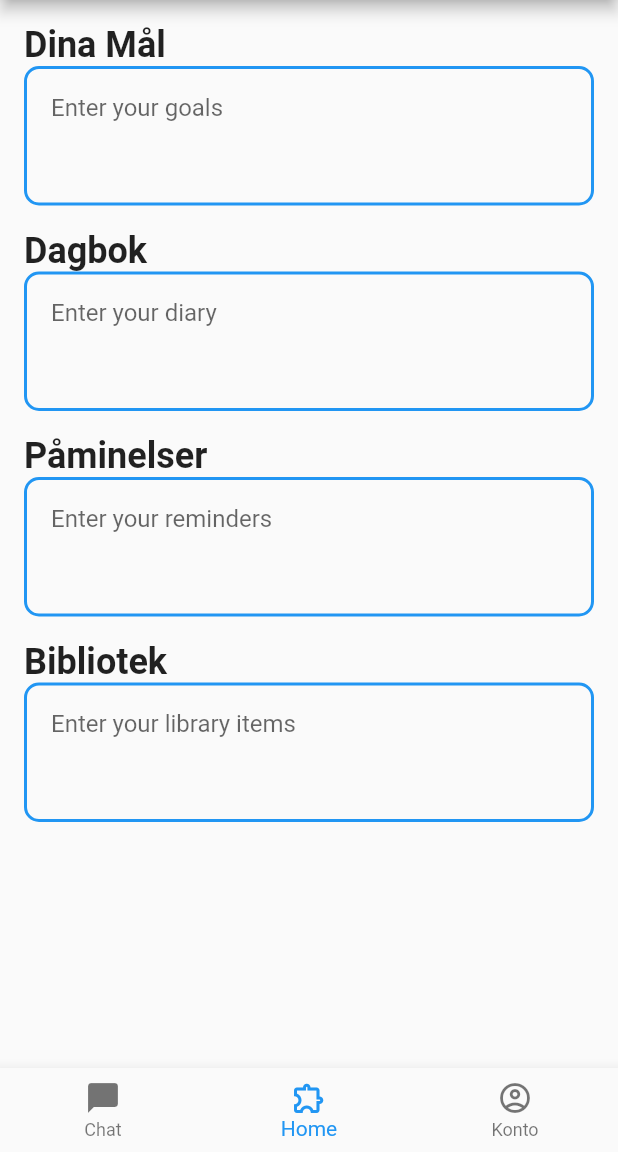
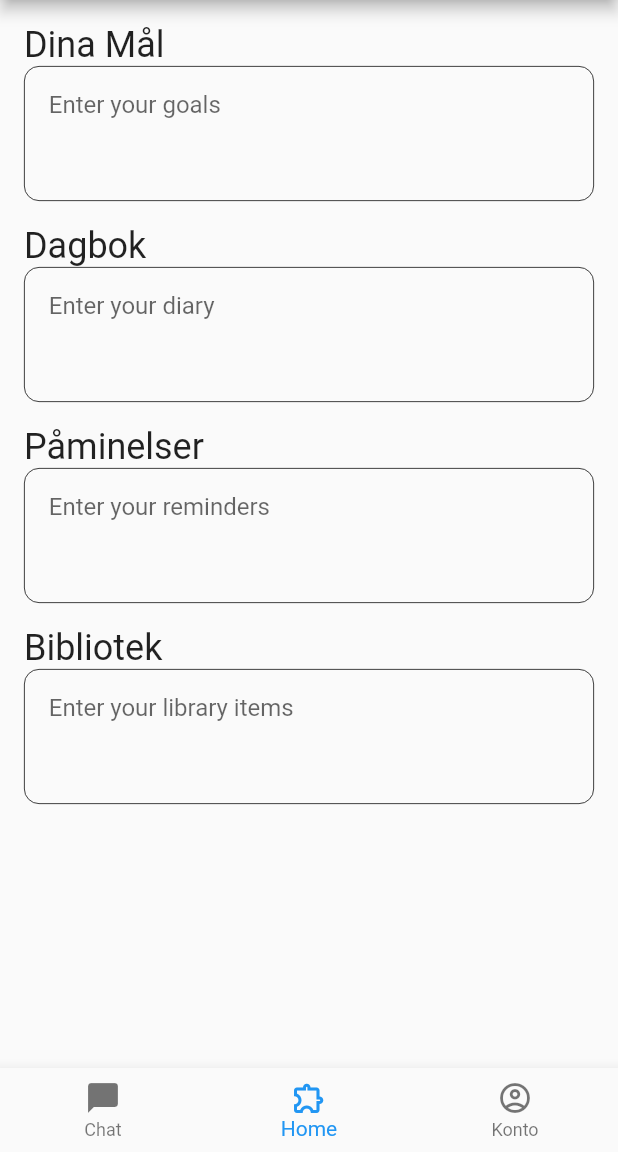
Before and after one commit to sebastianErixon/SonnyMVP, a Flutter app: the screen it shows after launch, item 2 of the bottom bar chosen, on a phone screen of 412 x 824 dp, the part 84-1236 px from its top. Run offline on Flutter 3.47's test engine with Material 2 defaults, Android fonts, the phone set to English and light mode, and no system bars; our stand-ins replace shared_preferences.

Commit message:
nya ändringar till home sidan

```diff
--- a/lib/home.dart
+++ b/lib/home.dart
@@ -1,21 +1,44 @@
 import 'package:flutter/material.dart';
-
-void main() {
-  runApp(MaterialApp(
-    home: Home(),
-  ));
-}
+import 'package:shared_preferences/shared_preferences.dart';
 
 class Home extends StatefulWidget {
+  const Home({Key? key}) : super(key: key);
+
   @override
   _HomeState createState() => _HomeState();
 }
 
 class _HomeState extends State<Home> {
+  SharedPreferences? _prefs;
   TextEditingController goalsController = TextEditingController();
   TextEditingController dagbokController = TextEditingController();
   TextEditingController remindersController = TextEditingController();
   TextEditingController libraryController = TextEditingController();
+
+  void initSharedPreferences() async {
+    _prefs = await SharedPreferences.getInstance();
+  }
+
+  @override
+  void initState() {
+    super.initState();
+    initSharedPreferences();
+    loadUserInput(); // Load saved user input when the widget initializes
+  }
+
+  Future<void> saveUserInput() async {
+    _prefs?.setString('userGoals', goalsController.text);
+    _prefs?.setString('userDagbok', dagbokController.text);
+    _prefs?.setString('userReminders', remindersController.text);
+    _prefs?.setString('userLibrary', libraryController.text);
+  }
+
+  Future<void> loadUserInput() async {
+    goalsController.text = _prefs?.getString('userGoals') ?? '';
+    dagbokController.text = _prefs?.getString('userDagbok') ?? '';
+    remindersController.text = _prefs?.getString('userReminders') ?? '';
+    libraryController.text = _prefs?.getString('userLibrary') ?? '';
+  }
 
   @override
   Widget build(BuildContext context) {
@@ -29,15 +52,18 @@ class _HomeState extends State<Home> {
             children: [
               const Text(
                 'Dina Mål',
-                style: TextStyle(fontSize: 24, fontWeight: FontWeight.bold),
+                style: TextStyle(fontSize: 24, fontWeight: FontWeight.w400),
               ),
               Container(
                 decoration: BoxDecoration(
                   borderRadius: BorderRadius.circular(10.0),
-                  border: Border.all(color: Colors.blue, width: 2),
+                  border: Border.all(color: Colors.black, width: 0.5),
                 ),
                 child: TextFormField(
                   controller: goalsController,
+                  onChanged: (text) {
+                    saveUserInput(); // Save user input as it changes
+                  },
                   decoration: const InputDecoration(
                     contentPadding: EdgeInsets.all(16.0),
                     hintText: 'Enter your goals',
@@ -50,15 +76,18 @@ class _HomeState extends State<Home> {
               const SizedBox(height: 16.0),
               const Text(
                 'Dagbok',
-                style: TextStyle(fontSize: 24, fontWeight: FontWeight.bold),
+                style: TextStyle(fontSize: 24, fontWeight: FontWeight.w400),
               ),
               Container(
                 decoration: BoxDecoration(
                   borderRadius: BorderRadius.circular(10.0),
-                  border: Border.all(color: Colors.blue, width: 2),
+                  border: Border.all(color: Colors.black, width: 0.5),
                 ),
                 child: TextFormField(
                   controller: dagbokController,
+                  onChanged: (text) {
+                    saveUserInput(); // Save user input as it changes
+                  },
                   decoration: const InputDecoration(
                     contentPadding: EdgeInsets.all(16.0),
                     hintText: 'Enter your diary',
@@ -71,15 +100,18 @@ class _HomeState extends State<Home> {
               const SizedBox(height: 16.0),
               const Text(
                 'Påminelser',
-                style: TextStyle(fontSize: 24, fontWeight: FontWeight.bold),
+                style: TextStyle(fontSize: 24, fontWeight: FontWeight.w400),
               ),
               Container(
                 decoration: BoxDecoration(
                   borderRadius: BorderRadius.circular(10.0),
-                  border: Border.all(color: Colors.blue, width: 2),
+                  border: Border.all(color: Colors.black, width: 0.5),
                 ),
                 child: TextFormField(
                   controller: remindersController,
+                  onChanged: (text) {
+                    saveUserInput(); // Save user input as it changes
+                  },
                   decoration: const InputDecoration(
                     contentPadding: EdgeInsets.all(16.0),
                     hintText: 'Enter your reminders',
@@ -92,15 +124,18 @@ class _HomeState extends State<Home> {
               const SizedBox(height: 16.0),
               const Text(
                 'Bibliotek',
-                style: TextStyle(fontSize: 24, fontWeight: FontWeight.bold),
+                style: TextStyle(fontSize: 24, fontWeight: FontWeight.w400),
               ),
               Container(
                 decoration: BoxDecoration(
                   borderRadius: BorderRadius.circular(10.0),
-                  border: Border.all(color: Colors.blue, width: 2),
+                  border: Border.all(color: Colors.black, width: 0.5),
                 ),
                 child: TextFormField(
                   controller: libraryController,
+                  onChanged: (text) {
+                    saveUserInput(); // Save user input as it changes
+                  },
                   decoration: const InputDecoration(
                     contentPadding: EdgeInsets.all(16.0),
                     hintText: 'Enter your library items',
--- a/lib/konto.dart
+++ b/lib/konto.dart
@@ -10,10 +10,7 @@ class Konto extends StatelessWidget {
         title: const Text('Konto Page'),
       ),
       body: const Center(
-        child: Text(
-          'This is the Konto Page.',
-          style: TextStyle(fontSize: 20),
-        ),
+        child: Text('This is the Konto Page'),
       ),
     );
   }
--- a/lib/main.dart
+++ b/lib/main.dart
@@ -1,7 +1,8 @@
 import 'package:flutter/material.dart';
 import 'navbar.dart';
 
-void main() {
+void main() async {
+  WidgetsFlutterBinding.ensureInitialized();
   runApp(const MyApp());
 }
 
--- a/lib/navbar.dart
+++ b/lib/navbar.dart
@@ -17,7 +17,7 @@ class _NavBarState extends State<NavBar> {
 
   static final List<Widget> _widgetOptions = <Widget>[
     const Chat(), // Your Chat page
-    Home(), // Your Home page
+    const Home(), // Your Home page
     const Konto(), // Your Konto page
   ];
 
--- a/pubspec.yaml
+++ b/pubspec.yaml
@@ -31,6 +31,7 @@ dependencies:
   flutter:
     sdk: flutter
   http:
+  shared_preferences: ^2.0.12 # Use the latest version
 
   # The following adds the Cupertino Icons font to your application.
   # Use with the CupertinoIcons class for iOS style icons.
```
Also changed, not shown: pubspec.lock, 1 other file.
